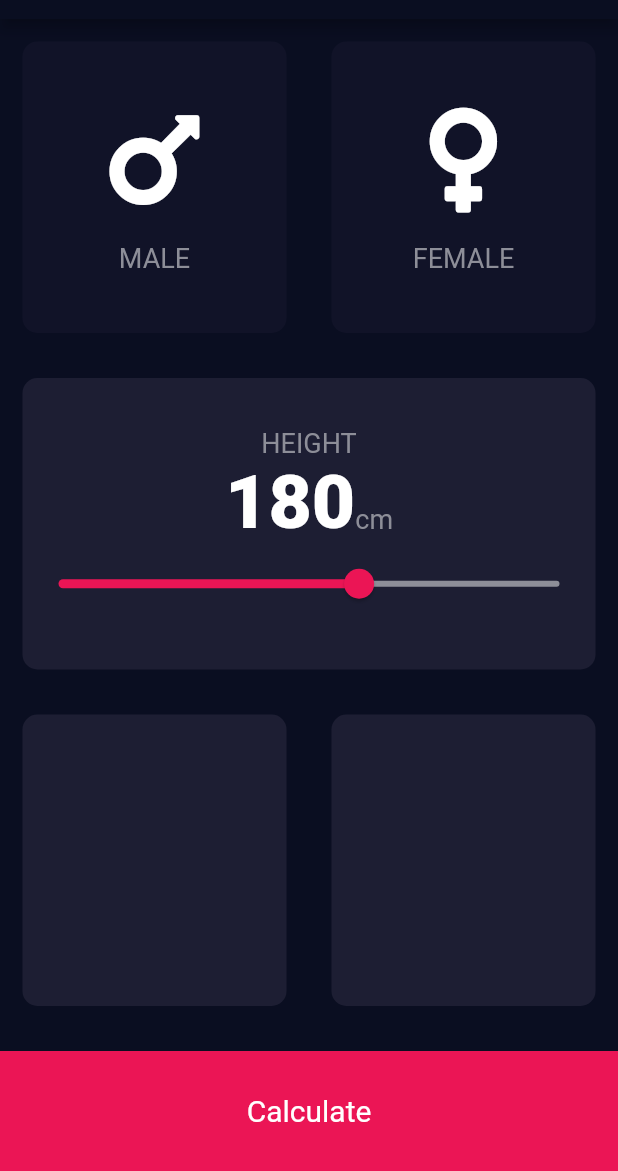
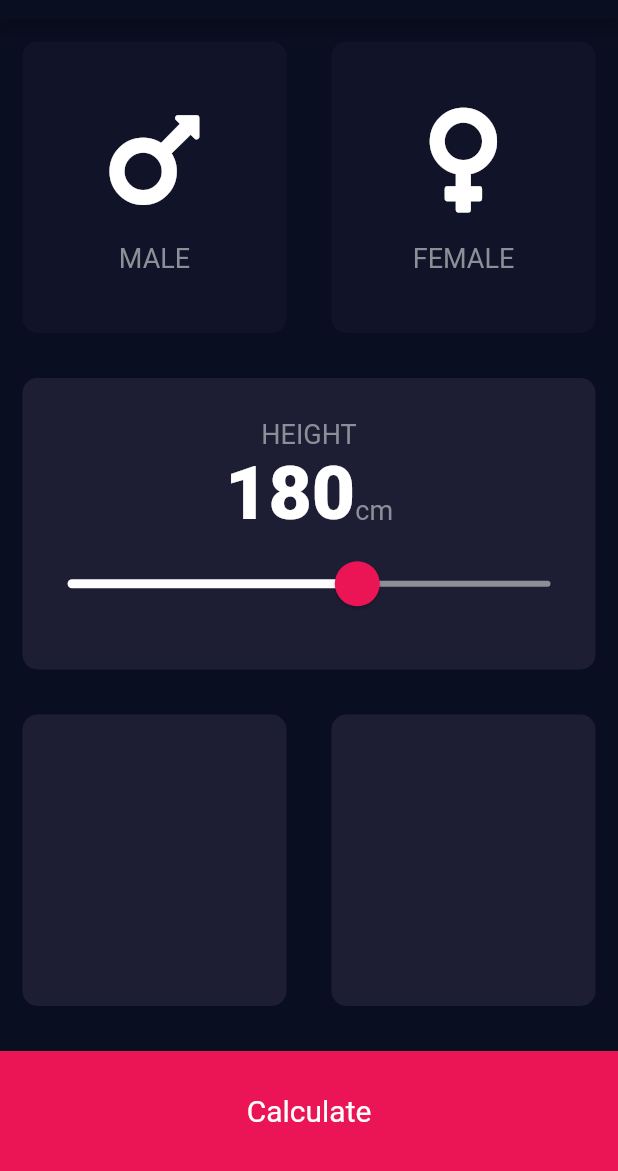
Before and after one commit to pleshkov-i-v/flutter_bmi_calculator, a Flutter app: the screen it shows after launch, on a phone screen of 412 x 824 dp, the part 65-1236 px from its top. Run offline on Flutter 3.47's test engine with Material 2 defaults, Android fonts, the phone set to English and light mode, and no system bars; our stand-ins replace font_awesome_flutter.

Commit message:
add: slider style

```diff
--- a/bmi_calculator/lib/constants.dart
+++ b/bmi_calculator/lib/constants.dart
@@ -14,5 +14,7 @@ const kBottomContainerHeight = 80.0;
 const kActiveCardColor = Color(0xFF1D1E33);
 const kInActiveCardColor = Color(0xFF111328);
 const kBottomContainerColor = Color(0xFFEB1555);
-const kSliderActiveColor = Color(0xFFEB1555);
+const kSliderActiveColor = Color(0xFFFFFFFF);
 const kSliderInactiveColor = Color(0xFF8D8E98);
+const kSliderThumbColor = Color(0xFFEB1555);
+const kSliderOverlayColor = Color(0x29EB1555);
--- a/bmi_calculator/lib/input_page.dart
+++ b/bmi_calculator/lib/input_page.dart
@@ -86,17 +86,27 @@ class _InputPageState extends State<InputPage> {
                       )
                     ],
                   ),
-                  Slider(
+                  SliderTheme(
+                    data: SliderTheme.of(context).copyWith(
+                      thumbShape:
+                          RoundSliderThumbShape(enabledThumbRadius: 15.0),
+                      overlayShape:
+                          RoundSliderOverlayShape(overlayRadius: 30.0),
+                      thumbColor: kSliderThumbColor,
+                      activeTrackColor: kSliderActiveColor,
+                      inactiveTrackColor: kSliderInactiveColor,
+                      overlayColor: kSliderOverlayColor,
+                    ),
+                    child: Slider(
                       value: _height.toDouble(),
                       min: 120.0,
                       max: 220.0,
-                    activeColor: kSliderActiveColor,
-                    inactiveColor: kSliderInactiveColor,
                       onChanged: (double newValue) {
                         setState(() {
                           _height = newValue.round();
                         });
                       },
+                    ),
                   )
                 ],
               ),
```
Lines whose indentation alone changed are shown as unchanged.
